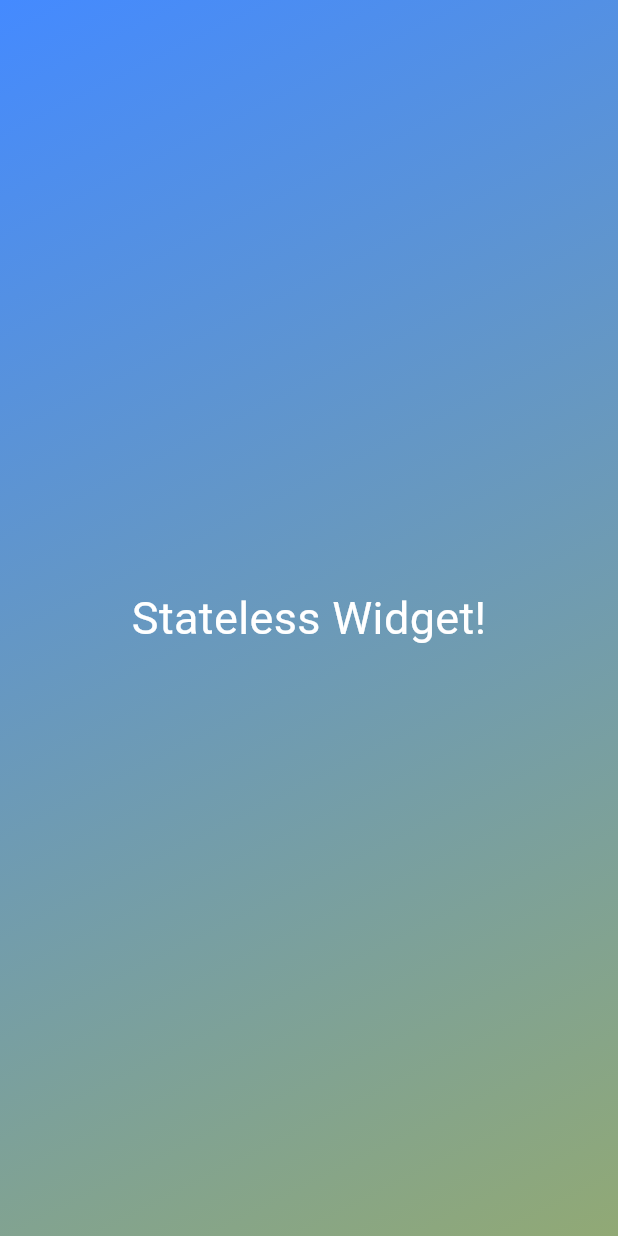
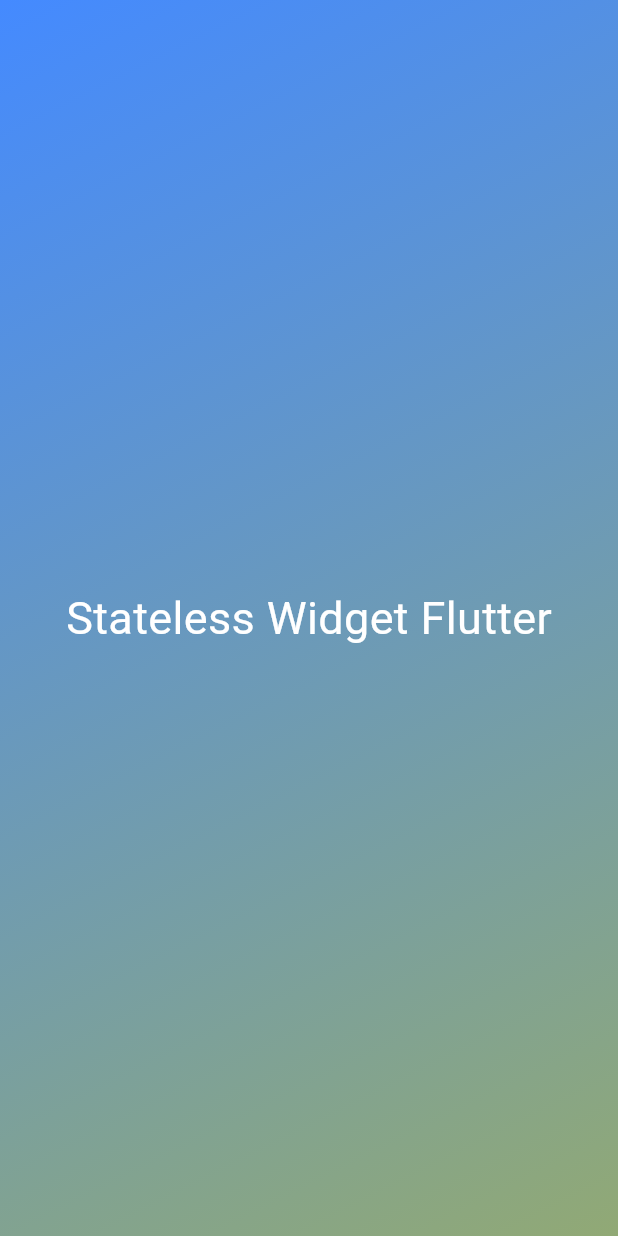
Before and after one commit to idrisazim/Roll_Dice, a Flutter app: the screen it shows after launch, on a phone screen of 412 x 824 dp. Run offline on Flutter 3.47's test engine with Material 3 defaults, Android fonts, the phone set to English and light mode, and no system bars.

Commit message:
New class

```diff
--- a/lib/gradient_container.dart
+++ b/lib/gradient_container.dart
@@ -18,8 +18,8 @@ class GradientContainer extends StatelessWidget {
           end: endAlignment,
         ),
       ),
-      child: const Center(
-        child: StyledText(),
+      child:  Center(
+        child: StyledText('Stateless Widget Flutter'),
       ),
     );
   }
--- a/lib/text_style.dart
+++ b/lib/text_style.dart
@@ -1,13 +1,14 @@
 import 'package:flutter/material.dart';
 
 class StyledText extends StatelessWidget {
-  const StyledText({super.key});
+  StyledText(this.text, {super.key});
+  String text;
 
   @override
   Widget build(context) {
-    return const Text(
-      'Stateless Widget!',
-      style: TextStyle(color: Colors.white, fontSize: 30.0),
+    return Text(
+      text,
+      style:const TextStyle(color: Colors.white, fontSize: 30.0),
     );
   }
 }
```
